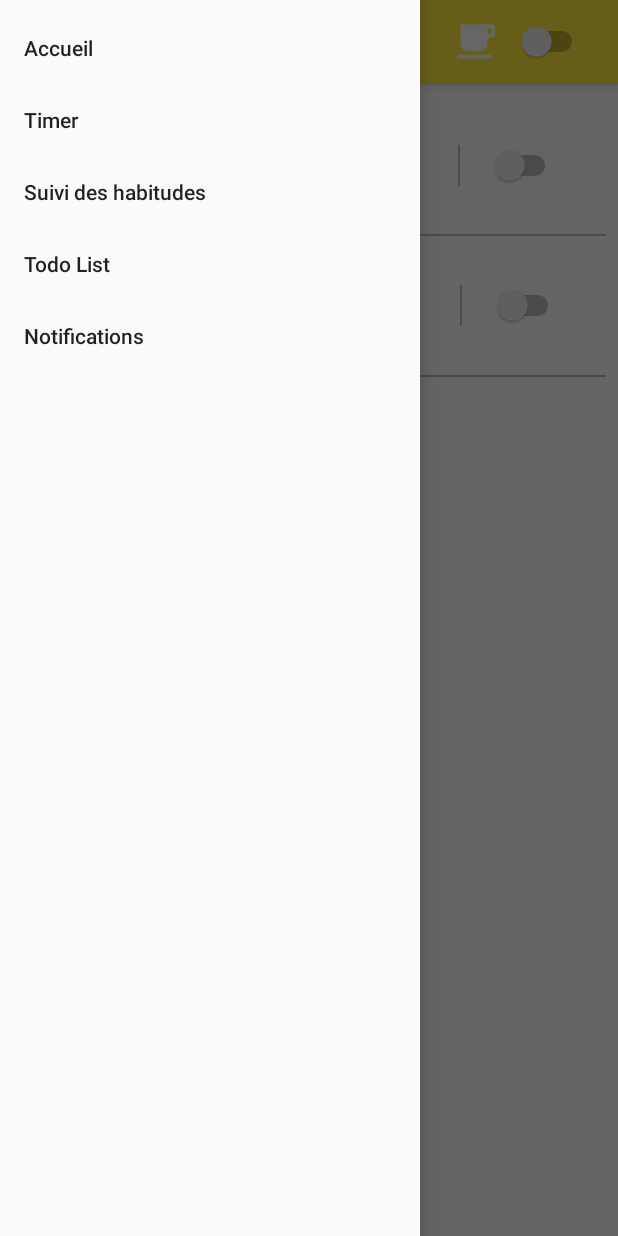
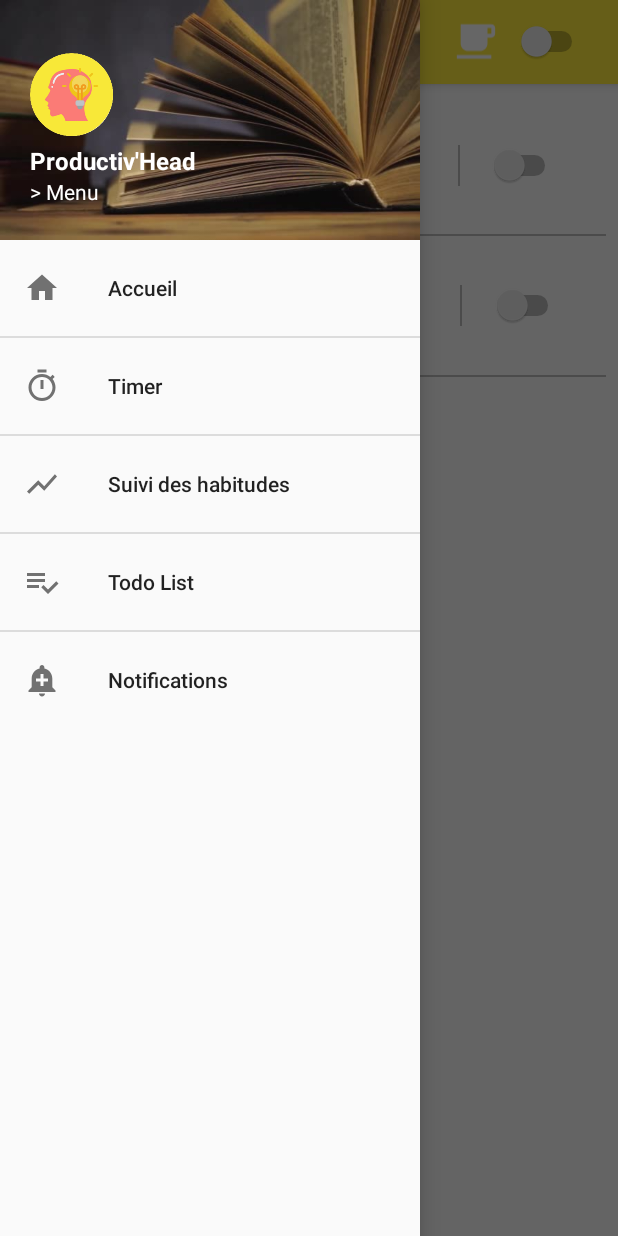
Before and after one commit to dblasko/Productiv-Head-PTUT-IUT, an Android app: the NotificationActivity screen opened directly, with no data from a screen before it, with the side drawer open, on a phone screen of 412 x 824 dp. Run offline under Robolectric (Android 15) with nearby library versions, the phone set to English and light mode, and no system bars; libraries missing offline, so code that uses them is left out: es.dmoral.toasty.

Commit message:
Drawer design rework

```diff
--- /dev/null
+++ b/app/src/main/res/drawable/ic_add_alert_black_24dp.xml
@@ -0,0 +1,5 @@
+<vector android:alpha="0.92" android:height="24dp"
+    android:viewportHeight="24.0" android:viewportWidth="24.0"
+    android:width="24dp" xmlns:android="http://schemas.android.com/apk/res/android">
+    <path android:fillColor="#FF000000" android:pathData="M10.01,21.01c0,1.1 0.89,1.99 1.99,1.99s1.99,-0.89 1.99,-1.99h-3.98zM18.88,16.82L18.88,11c0,-3.25 -2.25,-5.97 -5.29,-6.69v-0.72C13.59,2.71 12.88,2 12,2s-1.59,0.71 -1.59,1.59v0.72C7.37,5.03 5.12,7.75 5.12,11v5.82L3,18.94L3,20h18v-1.06l-2.12,-2.12zM16,13.01h-3v3h-2v-3L8,13.01L8,11h3L11,8h2v3h3v2.01z"/>
+</vector>
--- /dev/null
+++ b/app/src/main/res/drawable/ic_assignment_black_24dp.xml
@@ -0,0 +1,5 @@
+<vector android:alpha="0.92" android:height="24dp"
+    android:viewportHeight="24.0" android:viewportWidth="24.0"
+    android:width="24dp" xmlns:android="http://schemas.android.com/apk/res/android">
+    <path android:fillColor="#FF000000" android:pathData="M19,3h-4.18C14.4,1.84 13.3,1 12,1c-1.3,0 -2.4,0.84 -2.82,2L5,3c-1.1,0 -2,0.9 -2,2v14c0,1.1 0.9,2 2,2h14c1.1,0 2,-0.9 2,-2L21,5c0,-1.1 -0.9,-2 -2,-2zM12,3c0.55,0 1,0.45 1,1s-0.45,1 -1,1 -1,-0.45 -1,-1 0.45,-1 1,-1zM14,17L7,17v-2h7v2zM17,13L7,13v-2h10v2zM17,9L7,9L7,7h10v2z"/>
+</vector>
--- /dev/null
+++ b/app/src/main/res/drawable/ic_home_black_24dp.xml
@@ -0,0 +1,5 @@
+<vector android:alpha="0.92" android:height="24dp"
+    android:viewportHeight="24.0" android:viewportWidth="24.0"
+    android:width="24dp" xmlns:android="http://schemas.android.com/apk/res/android">
+    <path android:fillColor="#FF000000" android:pathData="M10,20v-6h4v6h5v-8h3L12,3 2,12h3v8z"/>
+</vector>
--- /dev/null
+++ b/app/src/main/res/drawable/ic_playlist_add_check_black_24dp.xml
@@ -0,0 +1,5 @@
+<vector android:alpha="0.92" android:height="24dp"
+    android:viewportHeight="24.0" android:viewportWidth="24.0"
+    android:width="24dp" xmlns:android="http://schemas.android.com/apk/res/android">
+    <path android:fillColor="#FF000000" android:pathData="M14,10L2,10v2h12v-2zM14,6L2,6v2h12L14,6zM2,16h8v-2L2,14v2zM21.5,11.5L23,13l-6.99,7 -4.51,-4.5L13,14l3.01,3 5.49,-5.5z"/>
+</vector>
--- /dev/null
+++ b/app/src/main/res/drawable/ic_show_chart_black_24dp.xml
@@ -0,0 +1,5 @@
+<vector android:alpha="0.92" android:height="24dp"
+    android:viewportHeight="24.0" android:viewportWidth="24.0"
+    android:width="24dp" xmlns:android="http://schemas.android.com/apk/res/android">
+    <path android:fillColor="#FF000000" android:pathData="M3.5,18.49l6,-6.01 4,4L22,6.92l-1.41,-1.41 -7.09,7.97 -4,-4L2,16.99z"/>
+</vector>
--- /dev/null
+++ b/app/src/main/res/drawable/ic_timer_black_24dp.xml
@@ -0,0 +1,5 @@
+<vector android:alpha="0.92" android:height="24dp"
+    android:viewportHeight="24.0" android:viewportWidth="24.0"
+    android:width="24dp" xmlns:android="http://schemas.android.com/apk/res/android">
+    <path android:fillColor="#FF000000" android:pathData="M15,1L9,1v2h6L15,1zM11,14h2L13,8h-2v6zM19.03,7.39l1.42,-1.42c-0.43,-0.51 -0.9,-0.99 -1.41,-1.41l-1.42,1.42C16.07,4.74 14.12,4 12,4c-4.97,0 -9,4.03 -9,9s4.02,9 9,9 9,-4.03 9,-9c0,-2.12 -0.74,-4.07 -1.97,-5.61zM12,20c-3.87,0 -7,-3.13 -7,-7s3.13,-7 7,-7 7,3.13 7,7 -3.13,7 -7,7z"/>
+</vector>
--- a/app/src/main/res/layout/activity_habit_list.xml
+++ b/app/src/main/res/layout/activity_habit_list.xml
@@ -109,6 +109,7 @@
     </androidx.constraintlayout.widget.ConstraintLayout>
 
     <com.google.android.material.navigation.NavigationView
+        app:headerLayout="@layout/header_layout"
         android:id="@+id/nav_view"
         android:layout_width="wrap_content"
         android:layout_height="match_parent"
--- /dev/null
+++ b/app/src/main/res/layout/header_layout.xml
@@ -0,0 +1,32 @@
+<?xml version="1.0" encoding="utf-8"?>
+<LinearLayout xmlns:android="http://schemas.android.com/apk/res/android"
+    android:layout_width="match_parent"
+    android:layout_height="160dp"
+    android:orientation="vertical"
+    android:background="@drawable/bgg"
+    android:padding="20dp">
+
+    <ImageButton
+        android:layout_marginTop="15dp"
+        android:layout_width="55dp"
+        android:layout_height="55dp"
+        android:src="@drawable/icon"
+        android:background="@android:color/transparent"
+        android:adjustViewBounds="true"
+        android:scaleType="centerInside"/>
+    <TextView
+        android:layout_width="wrap_content"
+        android:layout_height="wrap_content"
+        android:text="Productiv'Head"
+        android:textStyle="bold"
+        android:textColor="#FFFF"
+        android:layout_marginTop="5dp"
+        android:textSize="16sp"
+        />
+    <TextView
+        android:layout_width="wrap_content"
+        android:layout_height="wrap_content"
+        android:text="> Menu"
+        android:textColor="#FFFF"/>
+
+</LinearLayout>
--- a/app/src/main/res/layout/layout_timer_activity.xml
+++ b/app/src/main/res/layout/layout_timer_activity.xml
@@ -341,6 +341,7 @@
 </RelativeLayout>
 
     <com.google.android.material.navigation.NavigationView
+        app:headerLayout="@layout/header_layout"
         android:id="@+id/nav_view"
         android:layout_width="wrap_content"
         android:layout_height="match_parent"
--- a/app/src/main/res/layout/notification_activity.xml
+++ b/app/src/main/res/layout/notification_activity.xml
@@ -214,6 +214,7 @@
     </androidx.constraintlayout.widget.ConstraintLayout>
 
     <com.google.android.material.navigation.NavigationView
+        app:headerLayout="@layout/header_layout"
         android:id="@+id/nav_view"
         android:layout_width="wrap_content"
         android:layout_height="match_parent"
--- a/app/src/main/res/menu/drawer_menu.xml
+++ b/app/src/main/res/menu/drawer_menu.xml
@@ -4,21 +4,28 @@
     tools:showIn="navigation_view">
 
     <group android:checkableBehavior="single">
-        <item
+        <group android:id="@+id/idid1"><item
             android:id="@+id/nav_home"
-            android:title="Accueil" />
-        <item
+            android:title="Accueil"
+            android:icon="@drawable/ic_home_black_24dp"/></group>
+        <group android:id="@+id/idid2"><item
             android:id="@+id/nav_timer"
-            android:title="Timer" />
-        <item
+            android:title="Timer"
+            android:icon="@drawable/ic_timer_black_24dp"/></group>
+        <group android:id="@+id/idid3"><item
             android:id="@+id/nav_habits"
-            android:title="Suivi des habitudes" />
-        <item
+            android:title="Suivi des habitudes"
+            android:icon="@drawable/ic_show_chart_black_24dp"/></group>
+            <!--android:icon="@drawable/ic_assignment_black_24dp"-->
+        <group android:id="@+id/idid4"><item
             android:id="@+id/nav_todo_list"
-            android:title="Todo List" />
-        <item
+            android:title="Todo List"
+            android:icon="@drawable/ic_playlist_add_check_black_24dp"/></group>
+        <group android:id="@+id/idid5"><item
             android:id="@+id/nav_notifications"
-            android:title="Notifications" />
+            android:title="Notifications"
+            android:icon="@drawable/ic_add_alert_black_24dp"/></group>
+        <group android:id="@+id/idid6"></group>
     </group>
 
 </menu>
```
Also changed, not shown: app/src/main/res/drawable/bg.png (added), app/src/main/res/drawable/bgg.jpg (added). Lines whose indentation alone changed are shown as unchanged.
